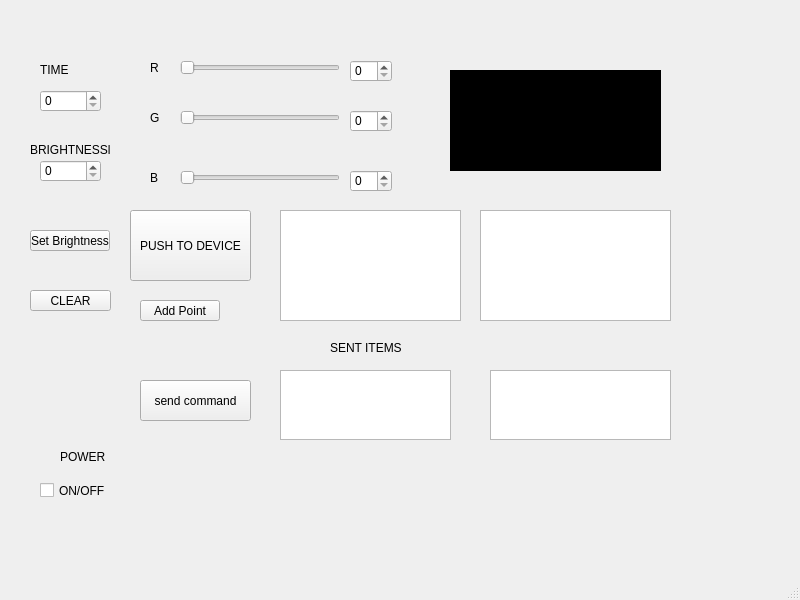
Qt form DesktopUI/mainwindow.ui (IDSviatoslav/biofeedback-rgb-api) before a commit.
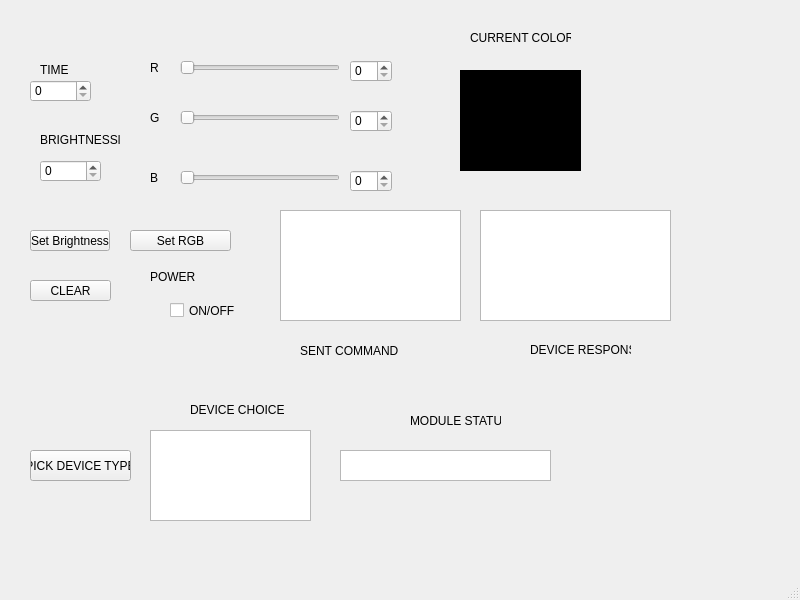
The same form after that commit.

Commit message: Module refactoring - init and controlling Device obj in main; Desktop: testbench for json commands

```diff
--- a/DesktopUI/mainwindow.ui
+++ b/DesktopUI/mainwindow.ui
@@ -65,9 +65,9 @@
    <widget class="QLabel" name="displayColor">
     <property name="geometry">
      <rect>
-      <x>450</x>
+      <x>460</x>
       <y>70</y>
-      <width>211</width>
+      <width>121</width>
       <height>101</height>
      </rect>
     </property>
@@ -86,13 +86,13 @@
     <property name="geometry">
      <rect>
       <x>130</x>
-      <y>210</y>
-      <width>121</width>
-      <height>71</height>
+      <y>230</y>
+      <width>101</width>
+      <height>21</height>
      </rect>
     </property>
     <property name="text">
-     <string>PUSH TO DEVICE</string>
+     <string>Set RGB</string>
     </property>
    </widget>
    <widget class="QTextEdit" name="textEdit">
@@ -105,20 +105,7 @@
      </rect>
     </property>
    </widget>
-   <widget class="QPushButton" name="pushButtonAddPoint">
-    <property name="geometry">
-     <rect>
-      <x>140</x>
-      <y>300</y>
-      <width>80</width>
-      <height>21</height>
-     </rect>
-    </property>
-    <property name="text">
-     <string>Add Point</string>
-    </property>
-   </widget>
-   <widget class="QTextEdit" name="nodeMCUAnswer">
+   <widget class="QTextEdit" name="textEditDeviceAnswer">
     <property name="geometry">
      <rect>
       <x>480</x>
@@ -170,8 +157,8 @@
    <widget class="QSpinBox" name="spinBoxTime">
     <property name="geometry">
      <rect>
-      <x>40</x>
-      <y>90</y>
+      <x>30</x>
+      <y>80</y>
       <width>61</width>
       <height>22</height>
      </rect>
@@ -232,52 +219,6 @@
      <string>B</string>
     </property>
    </widget>
-   <widget class="QLabel" name="label_5">
-    <property name="geometry">
-     <rect>
-      <x>330</x>
-      <y>340</y>
-      <width>81</width>
-      <height>16</height>
-     </rect>
-    </property>
-    <property name="text">
-     <string>SENT ITEMS</string>
-    </property>
-   </widget>
-   <widget class="QTextEdit" name="textEditSendCommand">
-    <property name="geometry">
-     <rect>
-      <x>280</x>
-      <y>370</y>
-      <width>171</width>
-      <height>70</height>
-     </rect>
-    </property>
-   </widget>
-   <widget class="QPushButton" name="pushButtonSendCommand">
-    <property name="geometry">
-     <rect>
-      <x>140</x>
-      <y>380</y>
-      <width>111</width>
-      <height>41</height>
-     </rect>
-    </property>
-    <property name="text">
-     <string>send command</string>
-    </property>
-   </widget>
-   <widget class="QTextEdit" name="textEditResponse">
-    <property name="geometry">
-     <rect>
-      <x>490</x>
-      <y>370</y>
-      <width>181</width>
-      <height>70</height>
-     </rect>
-    </property>
-   </widget>
    <widget class="QSpinBox" name="spinBoxBright">
     <property name="geometry">
      <rect>
@@ -294,9 +235,9 @@
    <widget class="QLabel" name="label_6">
     <property name="geometry">
      <rect>
-      <x>30</x>
-      <y>140</y>
-      <width>101</width>
+      <x>40</x>
+      <y>130</y>
+      <width>81</width>
       <height>20</height>
      </rect>
     </property>
@@ -320,8 +261,8 @@
    <widget class="QCheckBox" name="checkBoxPowerSwitch">
     <property name="geometry">
      <rect>
-      <x>40</x>
-      <y>470</y>
+      <x>170</x>
+      <y>290</y>
       <width>71</width>
       <height>41</height>
      </rect>
@@ -333,8 +274,8 @@
    <widget class="QLabel" name="label_7">
     <property name="geometry">
      <rect>
-      <x>60</x>
-      <y>450</y>
+      <x>150</x>
+      <y>270</y>
       <width>47</width>
       <height>13</height>
      </rect>
@@ -347,7 +288,7 @@
     <property name="geometry">
      <rect>
       <x>30</x>
-      <y>290</y>
+      <y>280</y>
       <width>81</width>
       <height>21</height>
      </rect>
@@ -356,6 +297,104 @@
      <string>CLEAR</string>
     </property>
    </widget>
+   <widget class="QLabel" name="label_5">
+    <property name="geometry">
+     <rect>
+      <x>300</x>
+      <y>340</y>
+      <width>111</width>
+      <height>21</height>
+     </rect>
+    </property>
+    <property name="text">
+     <string>SENT COMMAND</string>
+    </property>
+   </widget>
+   <widget class="QLabel" name="label_8">
+    <property name="geometry">
+     <rect>
+      <x>530</x>
+      <y>340</y>
+      <width>101</width>
+      <height>20</height>
+     </rect>
+    </property>
+    <property name="text">
+     <string>DEVICE RESPONSE</string>
+    </property>
+   </widget>
+   <widget class="QLabel" name="label_9">
+    <property name="geometry">
+     <rect>
+      <x>470</x>
+      <y>30</y>
+      <width>101</width>
+      <height>16</height>
+     </rect>
+    </property>
+    <property name="text">
+     <string>CURRENT COLOR</string>
+    </property>
+   </widget>
+   <widget class="QPushButton" name="pushButtonPickDeviceType">
+    <property name="geometry">
+     <rect>
+      <x>30</x>
+      <y>450</y>
+      <width>101</width>
+      <height>31</height>
+     </rect>
+    </property>
+    <property name="text">
+     <string>PICK DEVICE TYPE</string>
+    </property>
+   </widget>
+   <widget class="QTextEdit" name="textEditDeviceStatus">
+    <property name="geometry">
+     <rect>
+      <x>340</x>
+      <y>450</y>
+      <width>211</width>
+      <height>31</height>
+     </rect>
+    </property>
+   </widget>
+   <widget class="QLabel" name="label_10">
+    <property name="geometry">
+     <rect>
+      <x>410</x>
+      <y>410</y>
+      <width>91</width>
+      <height>21</height>
+     </rect>
+    </property>
+    <property name="text">
+     <string>MODULE STATUS</string>
+    </property>
+   </widget>
+   <widget class="QLabel" name="label_11">
+    <property name="geometry">
+     <rect>
+      <x>190</x>
+      <y>400</y>
+      <width>101</width>
+      <height>20</height>
+     </rect>
+    </property>
+    <property name="text">
+     <string>DEVICE CHOICE</string>
+    </property>
+   </widget>
+   <widget class="QListWidget" name="listWidgetDeviceChoice">
+    <property name="geometry">
+     <rect>
+      <x>150</x>
+      <y>430</y>
+      <width>161</width>
+      <height>91</height>
+     </rect>
+    </property>
+   </widget>
   </widget>
   <widget class="QMenuBar" name="menubar">
    <property name="geometry">
```
Left out of the diff: 2 changed lines with no effect on the pictures. The commit also changes 7 other files.
